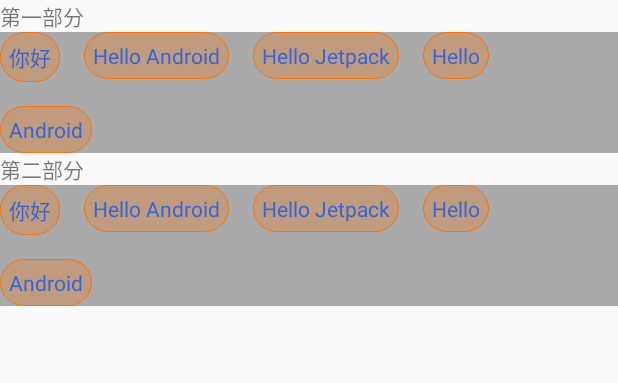
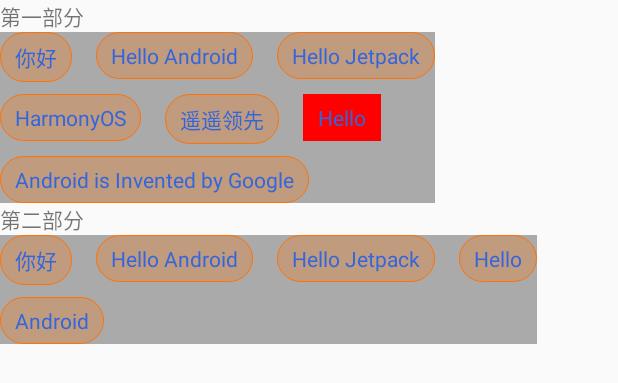
Before and after one commit to qiixiao/FlowLayout, an Android app: the layout activity_main.xml on its own in the app's theme, with its tools: preview values and no code run, on a phone screen of 412 x 824 dp. Shown: the top 383 px of the screen. Run offline under Robolectric (Android 15) with nearby library versions, the phone set to English and light mode, and no system bars.

Commit message:
Updated the padding+marging for childViews

```diff
--- a/app/src/main/java/com/dd/flowlayout/FlowLayout.java
+++ b/app/src/main/java/com/dd/flowlayout/FlowLayout.java
@@ -19,12 +19,16 @@ import java.util.List;
  */
 public class FlowLayout extends ViewGroup {
     private final int mHorizontalSpacing = dp2px(16);
-    private final int mVerticalSpacing = dp2px(16);
+    private final int mVerticalSpacing = dp2px(8);
 
+    /**
+     * 防止多次测量
+     */
+    private boolean isMeasure = false;
     // 分行存储View
-    private List<List<View>> allLines;
+    private List<List<View>> allLines = new ArrayList<>();
     // 保存每一行高
-    private List<Integer> lineHeights;
+    private List<Integer> lineHeights = new ArrayList<>();
 
     /**
      * 代码构建-> new FlowLayout(context)
@@ -56,28 +60,19 @@ public class FlowLayout extends ViewGroup {
         super(context, attrs, defStyleAttr);
     }
 
+    @Override
+    public LayoutParams generateLayoutParams(AttributeSet attrs) {
+        return new MarginLayoutParams(getContext(), attrs);
+    }
+
     @RequiresApi(api = Build.VERSION_CODES.LOLLIPOP)
     public FlowLayout(Context context, AttributeSet attrs, int defStyleAttr, int defStyleRes) {
         super(context, attrs, defStyleAttr, defStyleRes);
     }
 
-    private void initMeasureParam() {
-        if (allLines == null) {
-            allLines = new ArrayList<>();
-        } else {
-            allLines.clear();
-        }
-        if (lineHeights == null) {
-            lineHeights = new ArrayList<>();
-        } else {
-            lineHeights.clear();
-        }
-    }
-
     @Override
     protected void onMeasure(int widthMeasureSpec, int heightMeasureSpec) {
-        // 根据生命周期，这里要在这里初始化
-        initMeasureParam();
+        super.onMeasure(widthMeasureSpec, heightMeasureSpec);
 
         // 度量所有的子View
         int childCount = getChildCount();
@@ -94,56 +89,57 @@ public class FlowLayout extends ViewGroup {
 
         // 保存一行中的所有View
         List<View> lineViews = new ArrayList();
-        int lineWidthUsed = 0; // 记录每行已经使用的宽的大小
-        int lineHeight = 0; // 行高
+        int lineWidthUsed = paddingLeft + paddingRight; // 记录每行已经使用的宽的大小
+        int lineMaxHeight = 0; // 行高
 
         // 过程中，子View要求父ViewGroup的宽高
         int parentNeededWidth = 0;
         int parentNeededHeight = 0;
 
+        if (!isMeasure) {
+            isMeasure = true;
+        } else {
             for (int i = 0; i < childCount; i++) {
                 View childView = getChildAt(i);
-            LayoutParams childLP = childView.getLayoutParams();
-            // layoutParams-> MeasureSpec（注意参数：父View的MeasureSpec+Padding，自身大小）
-            int childWidthMeasureSpec = getChildMeasureSpec(widthMeasureSpec,
-                    paddingLeft + paddingRight, childLP.width);
-            int childHeightMeasureSpec = getChildMeasureSpec(heightMeasureSpec,
-                    paddingTop + paddingBottom, childLP.height);
-            // 子View度量
-            childView.measure(childWidthMeasureSpec, childHeightMeasureSpec);
+                measureChildWithMargins(childView, widthMeasureSpec, 0, heightMeasureSpec, 0);
+                MarginLayoutParams childLP = (MarginLayoutParams) childView.getLayoutParams();
 
                 // 获取子View的宽高
-            int childMeasuredWidth = childView.getMeasuredWidth();
-            int childMeasuredHeight = childView.getMeasuredHeight();
+                int childWidth = childView.getMeasuredWidth() + childLP.leftMargin + childLP.rightMargin;
+                int childHeight = childView.getMeasuredHeight() + childLP.topMargin + childLP.bottomMargin;
 
                 // 需要换行了
-            if (lineWidthUsed + childMeasuredWidth + mHorizontalSpacing > selfWidth) {
+                if (lineWidthUsed + childWidth + mHorizontalSpacing > selfWidth - paddingRight) {
+                    // 一旦换行，更新需要的宽高
+                    // 高度-累加；宽度-取最大值
+                    parentNeededWidth = Math.max(parentNeededWidth, lineWidthUsed - mHorizontalSpacing);
+                    parentNeededHeight += lineMaxHeight + mVerticalSpacing;
+
+                    // 保存上一行的数据
                     allLines.add(lineViews);
-                lineHeights.add(lineHeight);
-
-                // 一旦换行，更新需要的宽高
-                parentNeededHeight = parentNeededHeight + lineHeight + mVerticalSpacing;
-                parentNeededWidth = Math.max(parentNeededWidth, lineWidthUsed + mHorizontalSpacing);
+                    lineHeights.add(lineMaxHeight);
 
                     // 置空，下一行开始
                     lineViews = new ArrayList<>();
-                lineWidthUsed = 0;
-                lineHeight = 0;
-            }
+                    lineWidthUsed = childWidth;
+                    lineMaxHeight = childHeight;
+                    lineViews.add(childView);
+                } else { // 不涉及换行
+                    //每行都会有自己的宽和高
+                    lineWidthUsed += childWidth + mHorizontalSpacing;
+                    lineMaxHeight = Math.max(lineMaxHeight, childHeight);
 
                     // View是分行Layout，按行保存，方便layout布局
                     lineViews.add(childView);
-
-            //每行都会有自己的宽和高
-            lineWidthUsed = lineWidthUsed + childMeasuredWidth + mHorizontalSpacing;
-            lineHeight = Math.max(lineHeight, childMeasuredHeight);
-
+                }
                 // 最后一行
                 if (i == childCount - 1) {
                     allLines.add(lineViews);
-                lineHeights.add(lineHeight);
-                parentNeededHeight = parentNeededHeight + lineHeight;
-                parentNeededWidth = Math.max(parentNeededWidth, lineWidthUsed + mHorizontalSpacing);
+                    lineHeights.add(lineMaxHeight);
+
+                    parentNeededHeight += lineMaxHeight;
+                    parentNeededWidth = Math.max(parentNeededWidth, lineWidthUsed);
+                }
             }
         }
 
@@ -152,12 +148,11 @@ public class FlowLayout extends ViewGroup {
         int widthMode = MeasureSpec.getMode(widthMeasureSpec);
         int heightMode = MeasureSpec.getMode(heightMeasureSpec);
 
-        Log.w("TAG", "MeasureSpec = " + widthMode + ", " + heightMode);
-
+        parentNeededWidth += paddingLeft + paddingRight;
+        parentNeededHeight += paddingTop + paddingBottom;
         // 这里不考虑UNSPECIFIED的场景，整体由系统决定
         int realWidth = (widthMode == MeasureSpec.EXACTLY) ? selfWidth : parentNeededWidth;
         int realHeight = (heightMode == MeasureSpec.EXACTLY) ? selfHeight : parentNeededHeight;
-        Log.w("TAG", "final size=" + realWidth + ", " + realHeight + ", parentCalc=" + parentNeededWidth + ", " + parentNeededHeight);
         setMeasuredDimension(realWidth, realHeight);
     }
 
@@ -165,30 +160,33 @@ public class FlowLayout extends ViewGroup {
     protected void onLayout(boolean changed, int l, int t, int r, int b) {
         int lineCount = allLines.size();
         // 从父ViewGroup的padding内部开始布局
-        int curL = getPaddingLeft();
-        int curT = getPaddingTop();
+        int curLeft = getPaddingLeft();
+        int curTop = getPaddingTop();
 
         for (int i = 0; i < lineCount; i++) {
-            // 获取这一行的高度
-            int lineHeight = lineHeights.get(i);
-
             List<View> lineVies = allLines.get(i);
             for (int j = 0; j < lineVies.size(); j++) {
                 View view = lineVies.get(j);
-                int left = curL; // 每一行的第一个的左侧坐标是 == paddingLeft
-                int top = curT;
+                MarginLayoutParams layoutParams = (MarginLayoutParams) view.getLayoutParams();
+
+                // 每一行的第一个的左侧坐标是 == paddingLeft
+                int left = curLeft + layoutParams.leftMargin;
+                int top = curTop + layoutParams.topMargin;
 
                 int right = left + view.getMeasuredWidth(); // 不能使用getWidth哦
                 int bottom = top + view.getMeasuredHeight();
                 view.layout(left, top, right, bottom);
 
-                curL = right + mHorizontalSpacing;
+                curLeft += view.getMeasuredWidth() + mHorizontalSpacing + layoutParams.leftMargin + layoutParams.rightMargin;
             }
             // Top 增加
-            curT = curT + lineHeight + mVerticalSpacing;
+            curTop += lineHeights.get(i) + mVerticalSpacing;
             // 重置Left
-            curL = getPaddingLeft();// 每一行的curL要重新清零
+            curLeft = getPaddingLeft();
         }
+
+        allLines.clear();
+        lineHeights.clear();
     }
 
     public static int dp2px(int dp) {
--- a/app/src/main/res/layout/activity_main.xml
+++ b/app/src/main/res/layout/activity_main.xml
@@ -13,7 +13,7 @@
 
     <com.dd.flowlayout.FlowLayout
         android:id="@+id/flow_layout"
-        android:layout_width="match_parent"
+        android:layout_width="wrap_content"
         android:layout_height="wrap_content"
         android:background="#AAAAAA">
 
@@ -30,12 +30,22 @@
             android:text="Hello Jetpack" />
 
         <TextView
-            style="@style/text"
-            android:text="Hello" />
+        style="@style/text"
+        android:text="HarmonyOS" />
 
         <TextView
             style="@style/text"
-            android:text="Android" />
+            android:text="遥遥领先" />
+
+        <TextView
+            android:id="@+id/viewTestId"
+            style="@style/text"
+            android:text="Hello"
+            android:background="#F00"/>
+
+        <TextView
+            style="@style/text"
+            android:text="Android is Invented by Google" />
 
 
     </com.dd.flowlayout.FlowLayout>
@@ -46,7 +56,7 @@
         android:text="第二部分" />
 
     <com.dd.flowlayout.FlowLayout
-        android:layout_width="match_parent"
+        android:layout_width="wrap_content"
         android:layout_height="wrap_content"
         android:background="#AAAAAA">
 
--- a/app/src/main/res/values/styles.xml
+++ b/app/src/main/res/values/styles.xml
@@ -4,8 +4,7 @@
     <style name="text">
         <item name="android:layout_width">wrap_content</item>
         <item name="android:layout_height">wrap_content</item>
-        <item name="android:layout_margin">4dp</item>
-        <item name="android:paddingHorizontal" tools:ignore="NewApi">6dp</item>
+        <item name="android:paddingHorizontal" tools:ignore="NewApi">10dp</item>
         <item name="android:paddingVertical" tools:ignore="NewApi">6dp</item>
         <item name="android:background">@drawable/bg_text</item>
         <item name="android:textColor">#36D</item>
```
Lines whose indentation alone changed are shown as unchanged.
